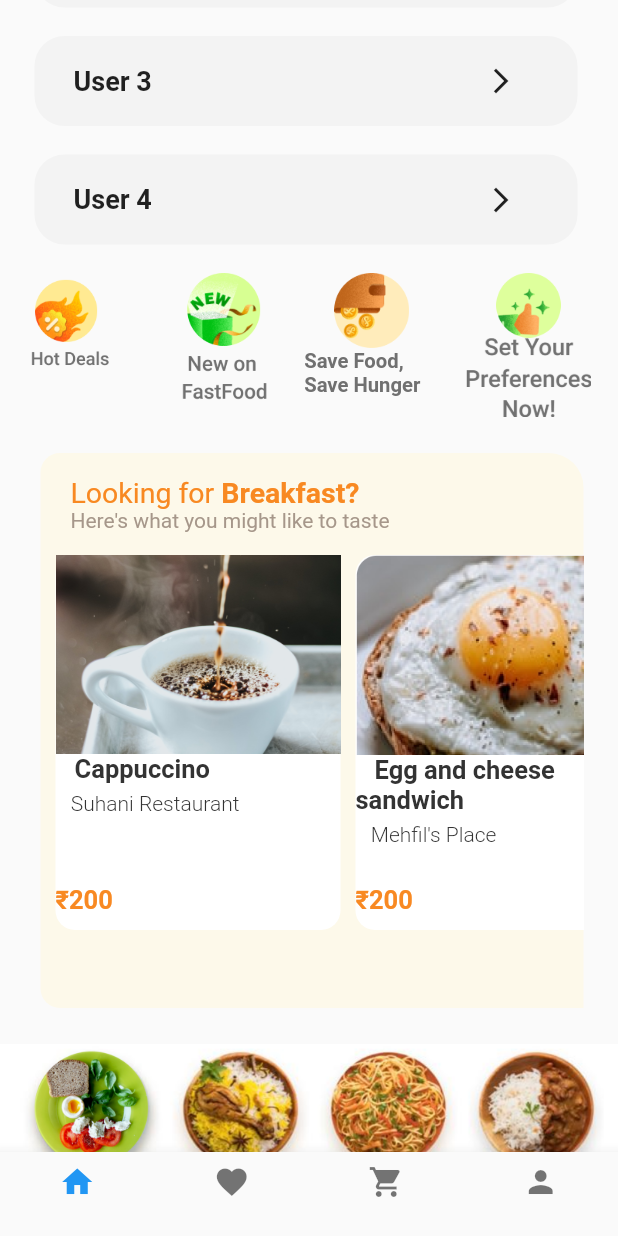
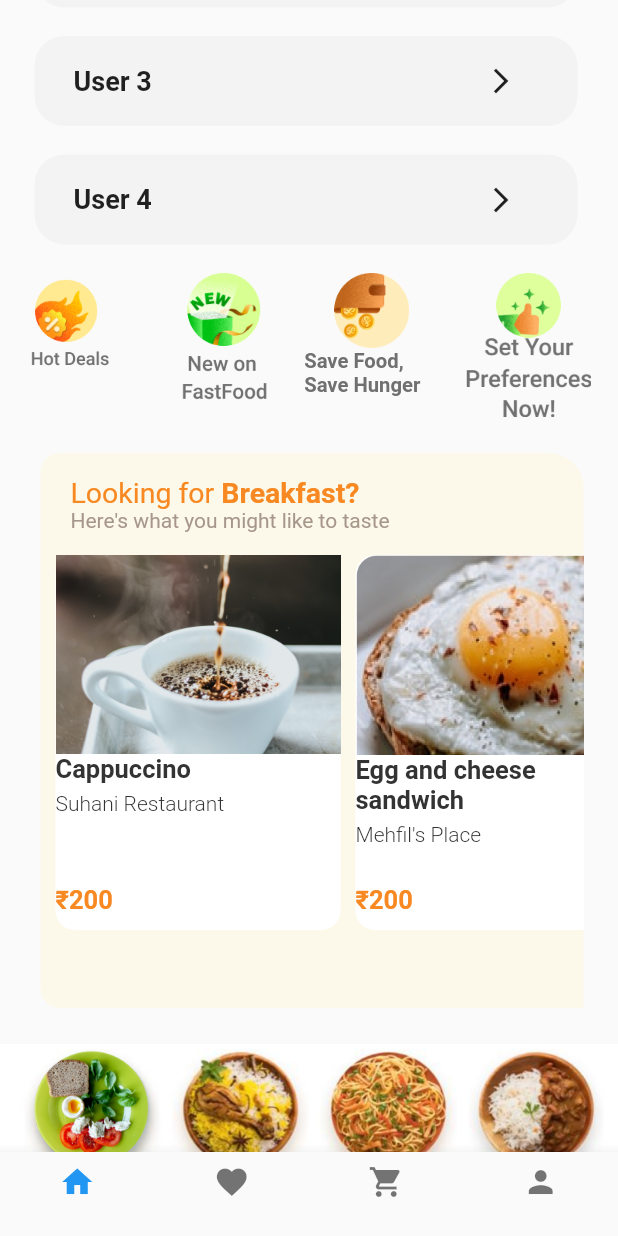
Before and after one commit to sardorergashaliyev/1-Flutter-Imtixon, a Flutter app: the MyHomePage screen opened directly, scrolled down 576 dp, on a phone screen of 412 x 824 dp. Run offline on Flutter 3.47's test engine with Material 2 defaults, Android fonts, the phone set to English and light mode, and no system bars.

Commit message:
fourth commit

```diff
--- a/lib/home_page.dart
+++ b/lib/home_page.dart
@@ -1,5 +1,7 @@
 import 'package:flutter/material.dart';
 import 'package:imtixon/fake_page.dart';
+
+import 'model.dart';
 
 class MyHomePage extends StatefulWidget {
   const MyHomePage({super.key});
@@ -9,113 +11,109 @@ class MyHomePage extends StatefulWidget {
 }
 
 class _MyHomePageState extends State<MyHomePage> {
-  List<dynamic> photos1 = [
-    Image.asset(
+  List<Model> data = [
+    Model(
+        titles: "Cappuccino",
+        price: 200,
+        photo: Image.asset(
           'assets/1coffe.png',
           fit: BoxFit.cover,
         ),
-    Image.asset(
+        place: "Suhani Restaurant"),
+    Model(
+        titles: 'Egg and cheese sandwich',
+        price: 200,
+        photo: Image.asset(
           'assets/1tuxum.png',
           fit: BoxFit.cover,
         ),
-    Image.asset(
+        place: 'Mehfil\'s Place'),
+    Model(
+      titles: '   Strawberry Icecream',
+      price: 200,
+      photo: Image.asset(
         'assets/1musqaymoq.png',
         fit: BoxFit.cover,
       ),
-  ];
-  List<dynamic> titles1 = [
-    '   Cappuccino',
-    '   Egg and cheese      sandwich',
-    '   Strawberry Icecream',
-  ];
-  List<dynamic> place1 = [
-    '   Suhani Restaurant',
-    '   Mehfil\'s Place',
-    '   Cream Stone',
-  ];
-  List<dynamic> price1 = [
-    200,
-    200,
-    100,
+      place: '   Cream Stone',
+    ),
   ];
 
-  List<dynamic> photos2 = [
-    Image.asset(
+  List<Model> saveData = [
+    Model(
+        titles: "Wow! Momo",
+        price: 125,
+        photo: Image.asset(
           'assets/2salat.png',
           fit: BoxFit.cover,
         ),
-    Image.asset(
+        place: '   Fast food, Chinese'),
+    Model(
+        titles: '   Istah - Shawarma',
+        price: 125,
+        photo: Image.asset(
           'assets/2tuxum.png',
           fit: BoxFit.cover,
         ),
-    Image.asset(
+        place: '   Arabian, Lebanese'),
+    Model(
+      titles: '   Biryanis and more',
+      price: 200,
+      photo: Image.asset(
+        'assets/2tuxum.png',
+        fit: BoxFit.cover,
+      ),
+      place: '   Hyderabadi, North Indian, etc',
+    ),
+  ];
+
+  List<Model> orderData = [
+    Model(
+        titles: 'Kcf Combo',
+        price: 125,
+        photo: Image.asset(
+          'assets/kfc.png',
+          fit: BoxFit.cover,
+        ),
+        place: ''),
+    Model(
+        titles: 'Burger King Combo',
+        price: 125,
+        photo: Image.asset(
+          'assets/burger.png',
+          fit: BoxFit.cover,
+        ),
+        place: '')
+  ];
+
+  List<Model> popularData = [
+    Model(
+      titles: 'KFC',
+      price: 200,
+      photo: Image.asset(
+        'assets/kfc4.png',
+        fit: BoxFit.cover,
+      ),
+      place: 'Desi, Italian, +3 more',
+    ),
+    Model(
+      titles: 'Burger King',
+      price: 200,
+      photo: Image.asset(
+        'assets/kfc4.2.png',
+        fit: BoxFit.cover,
+      ),
+      place: 'Burgers, Bevarages',
+    ),
+    Model(
+      titles: 'Paradise Restaurant',
+      price: 200,
+      photo: Image.asset(
         'assets/2salat.png',
         fit: BoxFit.cover,
       ),
-  ];
-  List<dynamic> titles2 = [
-    '   Wow! Momo',
-    '   Istah - Shawarma',
-    '   Biryanis and more',
-  ];
-  List<dynamic> place2 = [
-    '   Fast food, Chinese',
-    '   Arabian, Lebanese',
-    '   Hyderabadi, North Indian, etc',
-  ];
-  List<dynamic> price2 = [
-    125,
-    125,
-    125,
-  ];
-
-  List<dynamic> photos3 = [
-    Image.asset(
-      'assets/kfc.png',
-      fit: BoxFit.cover,
-    ),
-    Image.asset(
-      'assets/burger.png',
-      fit: BoxFit.cover,
-    ),
-  ];
-  List<dynamic> titles3 = [
-    'Kcf Combo',
-    'Burger King Combo',
-  ];
-  List<dynamic> price3 = [
-    125,
-    125,
-  ];
-
-  List<dynamic> photos4 = [
-    Image.asset(
-      'assets/kfc4.png',
-      fit: BoxFit.cover,
-    ),
-    Image.asset(
-      'assets/kfc4.2.png',
-      fit: BoxFit.cover,
-    ),
-    Image.asset(
-      'assets/2salat.png',
-      fit: BoxFit.cover,
-    ),
-  ];
-  List<dynamic> titles4 = [
-    'KFC',
-    'Burger King',
-    'Paradise Restaurant',
-  ];
-  List<dynamic> place4 = [
-    'Desi, Italian, +3 more',
-    'Burgers, Bevarages',
-    'Halal Food',
-  ];
-  List<dynamic> price4 = [
-    200,
-    200,
-    200,
+      place: 'Halal Food',
+    )
   ];
 
   @override
@@ -708,7 +706,7 @@ class _MyHomePageState extends State<MyHomePage> {
                       child: ListView.builder(
                         physics: const BouncingScrollPhysics(),
                         scrollDirection: Axis.horizontal,
-                        itemCount: 3,
+                        itemCount: data.length,
                         itemBuilder: ((context, index) {
                           return GestureDetector(
                             onTap: () {
@@ -716,10 +714,10 @@ class _MyHomePageState extends State<MyHomePage> {
                                 (con),
                                 MaterialPageRoute(
                                   builder: (_) => FakePage(
-                                    place: place1[index],
-                                    image: photos1[index],
-                                    name: titles1[index],
-                                    price: price1[index],
+                                    place: data[index].place,
+                                    image: data[index].photo,
+                                    name: data[index].titles,
+                                    price: data[index].price,
                                   ),
                                 ),
                               );
@@ -736,9 +734,9 @@ class _MyHomePageState extends State<MyHomePage> {
                               child: Column(
                                 crossAxisAlignment: CrossAxisAlignment.start,
                                 children: [
-                                  photos1[index],
+                                  data[index].photo,
                                   Text(
-                                    titles1[index],
+                                    data[index].titles,
                                     style: const TextStyle(
                                       color: Color(0xff333333),
                                       fontWeight: FontWeight.w600,
@@ -747,7 +745,7 @@ class _MyHomePageState extends State<MyHomePage> {
                                   ),
                                   const SizedBox(height: 5),
                                   Text(
-                                    place1[index],
+                                    data[index].place,
                                     style: const TextStyle(
                                       color: Color(0xff333333),
                                       fontWeight: FontWeight.w300,
@@ -756,7 +754,7 @@ class _MyHomePageState extends State<MyHomePage> {
                                   ),
                                   const Spacer(),
                                   Text(
-                                    '₹${price1[index]}',
+                                    '₹${data[index].price}',
                                     style: const TextStyle(
                                       color: Color(0xffF88922),
                                       fontWeight: FontWeight.w600,
@@ -837,10 +835,10 @@ class _MyHomePageState extends State<MyHomePage> {
                         Navigator.of(context).push(
                           MaterialPageRoute(
                             builder: (_) => FakePage(
-                              image: photos2[index],
-                              price: price2[index],
-                              place: place2[index],
-                              name: titles2[index],
+                              image: saveData[index].photo,
+                              price: saveData[index].price,
+                              place: saveData[index].place,
+                              name: saveData[index].titles,
                             ),
                           ),
                         );
@@ -856,9 +854,9 @@ class _MyHomePageState extends State<MyHomePage> {
                         child: Column(
                           crossAxisAlignment: CrossAxisAlignment.start,
                           children: [
-                            photos2[index],
+                            saveData[index].photo,
                             Text(
-                              titles2[index],
+                              saveData[index].titles,
                               style: const TextStyle(
                                 color: Color(0xff333333),
                                 fontWeight: FontWeight.w600,
@@ -867,7 +865,7 @@ class _MyHomePageState extends State<MyHomePage> {
                             ),
                             const SizedBox(height: 5),
                             Text(
-                              place2[index],
+                              saveData[index].place,
                               style: const TextStyle(
                                 color: Color(0xff333333),
                                 fontWeight: FontWeight.w300,
@@ -878,7 +876,7 @@ class _MyHomePageState extends State<MyHomePage> {
                             Row(
                               children: [
                                 Text(
-                                  '₹${price2[index]}',
+                                  '₹${saveData[index].price}',
                                   style: const TextStyle(
                                     color: Color(0xffF88922),
                                     fontWeight: FontWeight.w600,
@@ -976,7 +974,7 @@ class _MyHomePageState extends State<MyHomePage> {
                             margin: const EdgeInsets.only(top: 14, left: 16),
                             height: 53,
                             width: 53,
-                            child: photos3[index],
+                            child: orderData[index].photo,
                           ),
                           Column(
                             crossAxisAlignment: CrossAxisAlignment.start,
@@ -990,7 +988,7 @@ class _MyHomePageState extends State<MyHomePage> {
                                 children: [
                                   const SizedBox(width: 9),
                                   Text(
-                                    titles3[index],
+                                    orderData[index].titles,
                                     style: const TextStyle(
                                       color: Color(0xff333333),
                                       fontSize: 17,
@@ -998,7 +996,7 @@ class _MyHomePageState extends State<MyHomePage> {
                                     ),
                                   ),
                                   Text(
-                                    '₹${price3[index]}',
+                                    '₹${orderData[index].price}',
                                     style: const TextStyle(
                                       color: Color(0xff333333),
                                       fontSize: 17,
@@ -1085,10 +1083,10 @@ class _MyHomePageState extends State<MyHomePage> {
                         Navigator.of(context).push(
                           MaterialPageRoute(
                             builder: (_) => FakePage(
-                              image: photos4[index],
-                              price: price4[index],
-                              place: place4[index],
-                              name: titles4[index],
+                              image: popularData[index].photo,
+                              price: popularData[index].price,
+                              place: popularData[index].place,
+                              name: popularData[index].titles,
                             ),
                           ),
                         );
@@ -1104,9 +1102,9 @@ class _MyHomePageState extends State<MyHomePage> {
                         child: Column(
                           crossAxisAlignment: CrossAxisAlignment.start,
                           children: [
-                            photos4[index],
+                            popularData[index].photo,
                             Text(
-                              titles4[index],
+                              popularData[index].titles,
                               style: const TextStyle(
                                 color: Color(0xff333333),
                                 fontWeight: FontWeight.w600,
@@ -1115,7 +1113,7 @@ class _MyHomePageState extends State<MyHomePage> {
                             ),
                             const SizedBox(height: 5),
                             Text(
-                              place4[index],
+                              popularData[index].place,
                               style: const TextStyle(
                                 color: Color(0xff333333),
                                 fontWeight: FontWeight.w300,
@@ -1126,7 +1124,7 @@ class _MyHomePageState extends State<MyHomePage> {
                             Row(
                               children: [
                                 Text(
-                                  '₹${price4[index]}',
+                                  '₹${popularData[index].price}',
                                   style: const TextStyle(
                                     color: Color(0xffF88922),
                                     fontWeight: FontWeight.w600,
--- /dev/null
+++ b/lib/model.dart
@@ -0,0 +1,15 @@
+import 'package:flutter/material.dart';
+
+class Model {
+  final String titles;
+  final String place;
+  final Image photo;
+  final int price;
+
+  Model({
+    required this.titles,
+    required this.price,
+    required this.photo,
+    required this.place,
+  });
+}
```
Lines whose indentation alone changed are shown as unchanged.
